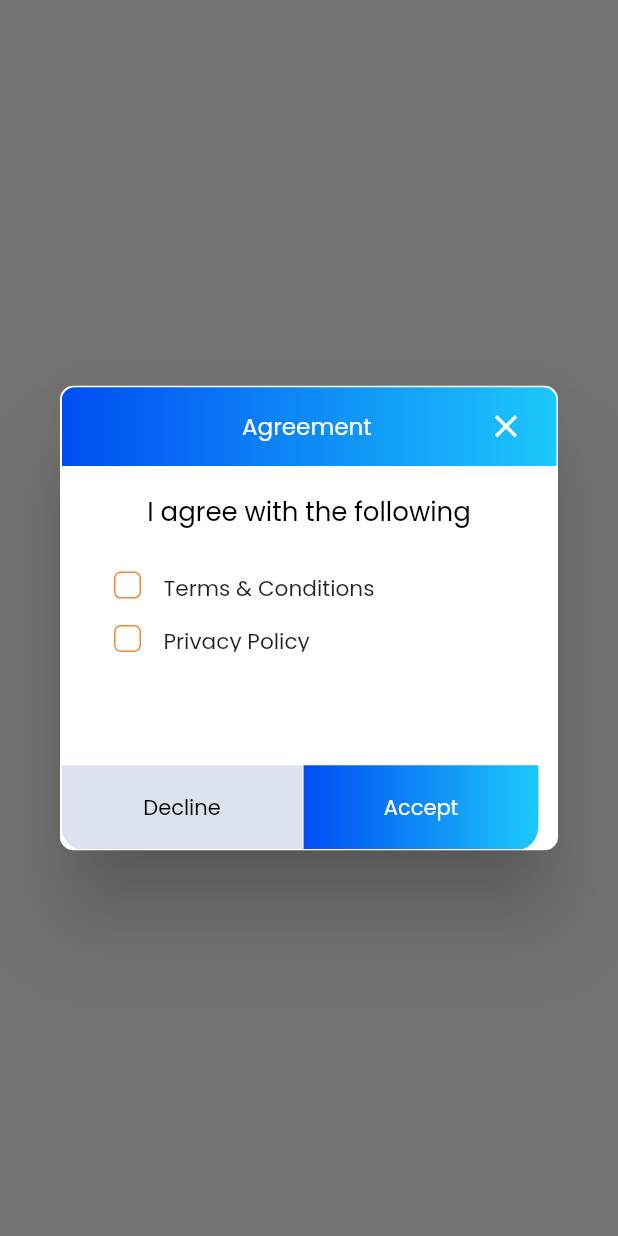
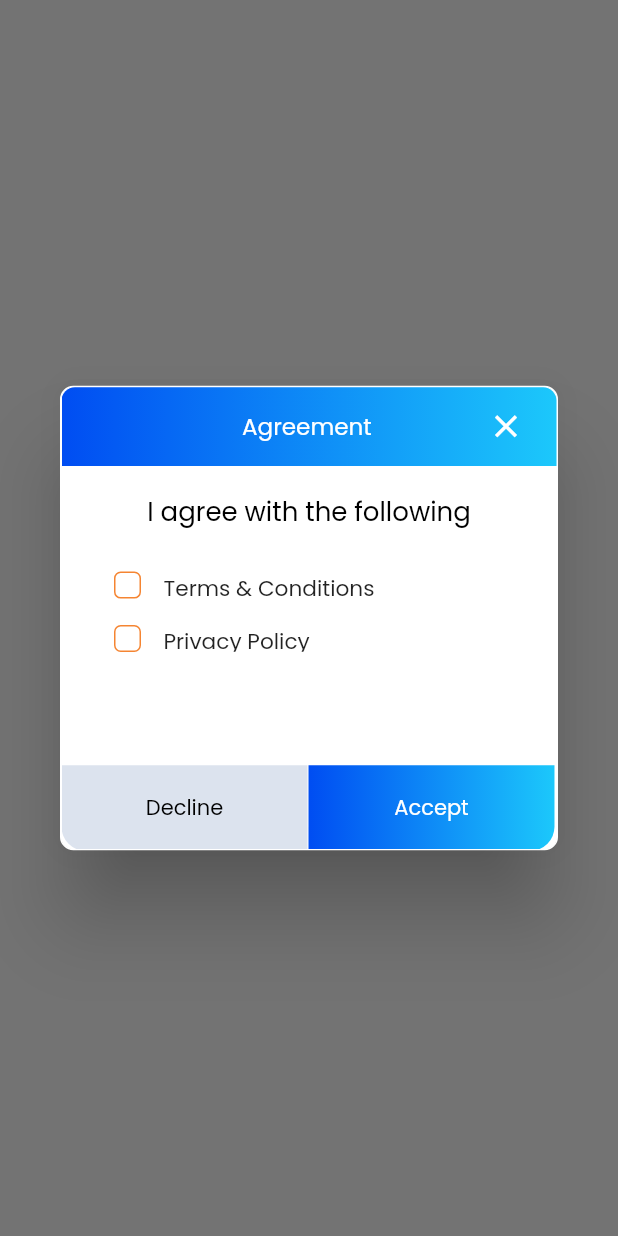
Before and after one commit to Furqan-Ahmed-bot/p2p, a Flutter app: what function1() shows on an empty page, opened directly, on a phone screen of 412 x 824 dp. Run offline on Flutter 3.47's test engine with Material 2 defaults, Android fonts, the phone set to English and light mode, and no system bars; our stand-ins replace audio_video_progress_bar, circular_countdown_timer, dotted_border, file_picker, flutter_multi_formatter, flutter_screenutil and 5 more; missing offline and left inert: camera_camera, textfield_tags; network calls fail.

Commit message:
31-3-2023 10:45 PM

```diff
--- a/lib/Home/home_screen.dart
+++ b/lib/Home/home_screen.dart
@@ -33,9 +33,8 @@ class _HomeScreenState extends State<HomeScreen> {
   ];
   @override
   void initState() {
-     _marker.addAll(_branch);
+    _marker.addAll(_branch);
     super.initState();
-
   }
 
   @override
@@ -165,7 +164,7 @@ class _HomeScreenState extends State<HomeScreen> {
               Get.toNamed("/TRAFFICUPDATESScreen");
             },
             child: Container(
-              width: 124.w,
+              width: 130.w,
               height: 64.h,
               padding: EdgeInsets.symmetric(horizontal: 10.r),
               decoration: BoxDecoration(
--- a/lib/utils/global.dart
+++ b/lib/utils/global.dart
@@ -173,7 +173,7 @@ function1(BuildContext context) {
                               Get.back();
                             },
                             child: Container(
-                              width: Get.width * 0.39,
+                              width: Get.width * 0.398,
                               height: 64.h,
                               alignment: Alignment.center,
                               decoration: BoxDecoration(
@@ -199,7 +199,7 @@ function1(BuildContext context) {
                               Get.toNamed("/LoginScreen");
                             },
                             child: Container(
-                              width: Get.width * 0.38,
+                              width: Get.width * 0.398,
                               height: 64.h,
                               decoration: BoxDecoration(
                                 borderRadius: BorderRadius.only(
```
